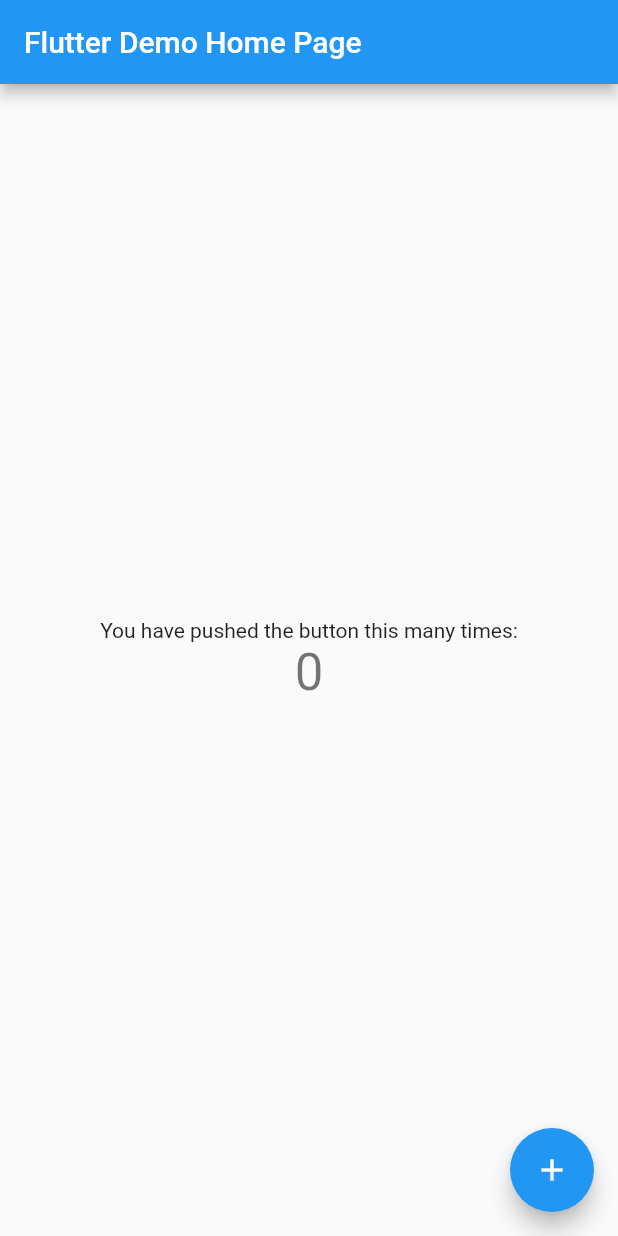
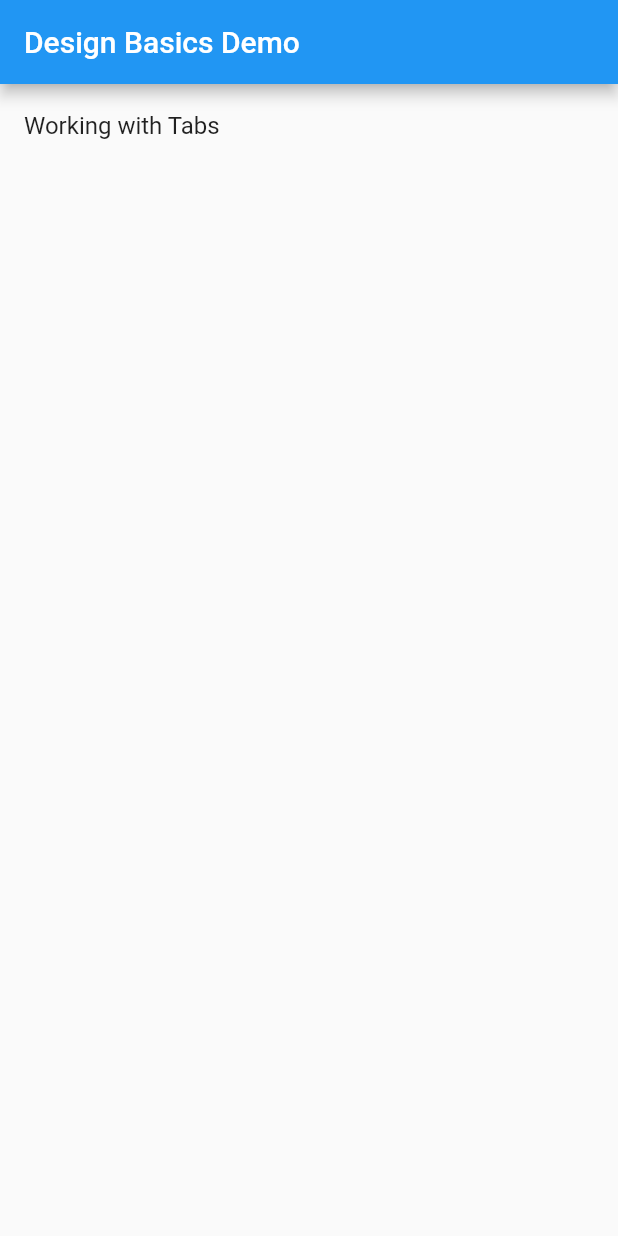
Before and after one commit to nhamada/flutter_examples, a Flutter app: the screen it shows after launch, on a phone screen of 412 x 824 dp. Run offline on Flutter 3.47's test engine with Material 2 defaults, Android fonts, the phone set to English and light mode, and no system bars.

Commit message:
Add tabs example

```diff
--- a/basic_examples/lib/main.dart
+++ b/basic_examples/lib/main.dart
@@ -1,4 +1,6 @@
 import 'package:flutter/material.dart';
+
+import 'package:basic_examples/tabs/tabs.dart';
 
 void main() => runApp(new MyApp());
 
@@ -7,103 +9,62 @@ class MyApp extends StatelessWidget {
   @override
   Widget build(BuildContext context) {
     return new MaterialApp(
-      title: 'Flutter Demo',
+      title: 'Design Basics Demo',
       theme: new ThemeData(
-        // This is the theme of your application.
-        //
-        // Try running your application with "flutter run". You'll see the
-        // application has a blue toolbar. Then, without quitting the app, try
-        // changing the primarySwatch below to Colors.green and then invoke
-        // "hot reload" (press "r" in the console where you ran "flutter run",
-        // or press Run > Flutter Hot Reload in IntelliJ). Notice that the
-        // counter didn't reset back to zero; the application is not restarted.
         primarySwatch: Colors.blue,
       ),
-      home: new MyHomePage(title: 'Flutter Demo Home Page'),
+      home: new DemoListPage(title: 'Design Basics Demo'),
     );
   }
 }
 
-class MyHomePage extends StatefulWidget {
-  MyHomePage({Key key, this.title}) : super(key: key);
+enum _BasicDemoItem {
+  tabs,
+}
 
-  // This widget is the home page of your application. It is stateful, meaning
-  // that it has a State object (defined below) that contains fields that affect
-  // how it looks.
+String _demoPageName(_BasicDemoItem item) {
+  switch (item) {
+    case _BasicDemoItem.tabs:
+      return 'Working with Tabs';
+  }
+  return '';
+}
 
-  // This class is the configuration for the state. It holds the values (in this
-  // case the title) provided by the parent (in this case the App widget) and
-  // used by the build method of the State. Fields in a Widget subclass are
-  // always marked "final".
+Widget _demoPage(_BasicDemoItem item) {
+  switch (item) {
+    case _BasicDemoItem.tabs:
+      return new ExampleTabScreen();
+  }
+  return null;
+}
 
+class DemoListPage extends StatelessWidget {
   final String title;
 
-  @override
-  _MyHomePageState createState() => new _MyHomePageState();
-}
+  final List<_BasicDemoItem> examples = [
+    _BasicDemoItem.tabs,
+  ];
 
-class _MyHomePageState extends State<MyHomePage> {
-  int _counter = 0;
-
-  void _incrementCounter() {
-    setState(() {
-      // This call to setState tells the Flutter framework that something has
-      // changed in this State, which causes it to rerun the build method below
-      // so that the display can reflect the updated values. If we changed
-      // _counter without calling setState(), then the build method would not be
-      // called again, and so nothing would appear to happen.
-      _counter++;
-    });
-  }
+  DemoListPage({Key key, this.title}) : super(key: key);
 
   @override
   Widget build(BuildContext context) {
-    // This method is rerun every time setState is called, for instance as done
-    // by the _incrementCounter method above.
-    //
-    // The Flutter framework has been optimized to make rerunning build methods
-    // fast, so that you can just rebuild anything that needs updating rather
-    // than having to individually change instances of widgets.
     return new Scaffold(
       appBar: new AppBar(
-        // Here we take the value from the MyHomePage object that was created by
-        // the App.build method, and use it to set our appbar title.
-        title: new Text(widget.title),
+        title: new Text(title),
       ),
-      body: new Center(
-        // Center is a layout widget. It takes a single child and positions it
-        // in the middle of the parent.
-        child: new Column(
-          // Column is also layout widget. It takes a list of children and
-          // arranges them vertically. By default, it sizes itself to fit its
-          // children horizontally, and tries to be as tall as its parent.
-          //
-          // Invoke "debug paint" (press "p" in the console where you ran
-          // "flutter run", or select "Toggle Debug Paint" from the Flutter tool
-          // window in IntelliJ) to see the wireframe for each widget.
-          //
-          // Column has various properties to control how it sizes itself and
-          // how it positions its children. Here we use mainAxisAlignment to
-          // center the children vertically; the main axis here is the vertical
-          // axis because Columns are vertical (the cross axis would be
-          // horizontal).
-          mainAxisAlignment: MainAxisAlignment.center,
-          children: <Widget>[
-            new Text(
-              'You have pushed the button this many times:',
+      body: new ListView.builder(
+        itemCount: examples.length,
+        itemBuilder: (context, index) =>  new ListTile(
+          title: new Text(_demoPageName(examples[index])),
+          onTap: () => Navigator.push(
+            context,
+            new MaterialPageRoute(
+              builder: (context) => _demoPage(examples[index])
             ),
-            new Text(
-              '$_counter',
-              style: Theme.of(context).textTheme.display1,
-            ),
-          ],
+          ),
         ),
       ),
-      floatingActionButton: new FloatingActionButton(
-        onPressed: _incrementCounter,
-        tooltip: 'Increment',
-        child: new Icon(Icons.add),
-      ), // This trailing comma makes auto-formatting nicer for build methods.
     );
   }
 }
```
Also changed, not shown: basic_examples/lib/tabs/bike_view.dart (added, +12 -0 lines), basic_examples/lib/tabs/car_view.dart (added, +12 -0 lines), basic_examples/lib/tabs/tabs.dart (added, +33 -0 lines), basic_examples/lib/tabs/transit_view.dart (added, +12 -0 lines), 1 other file.
